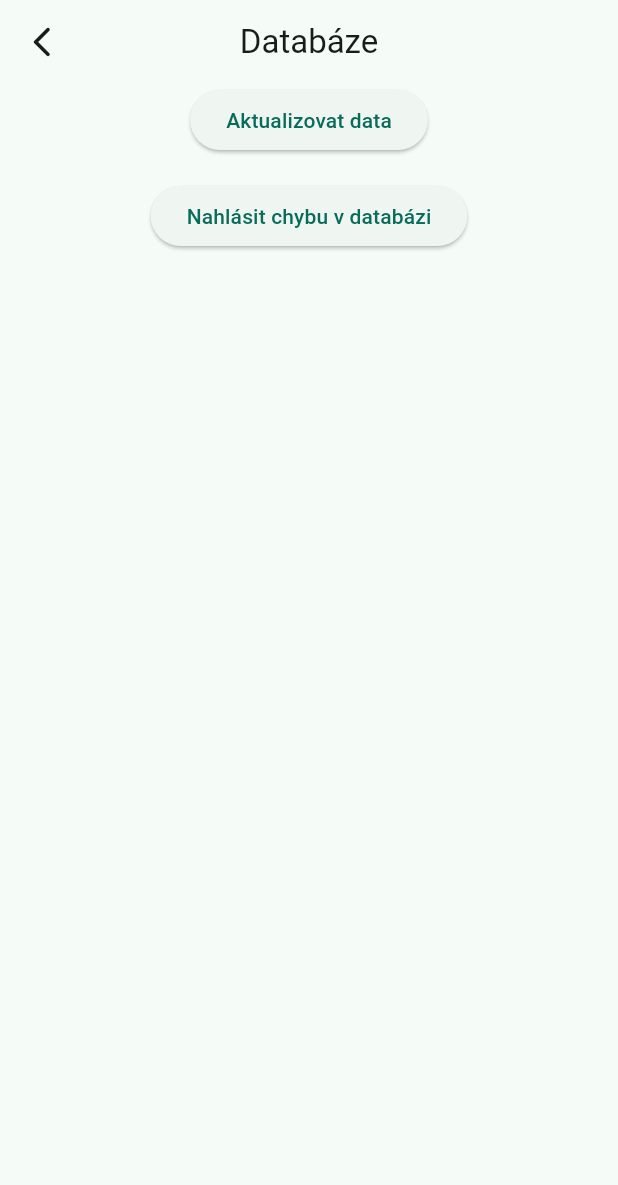
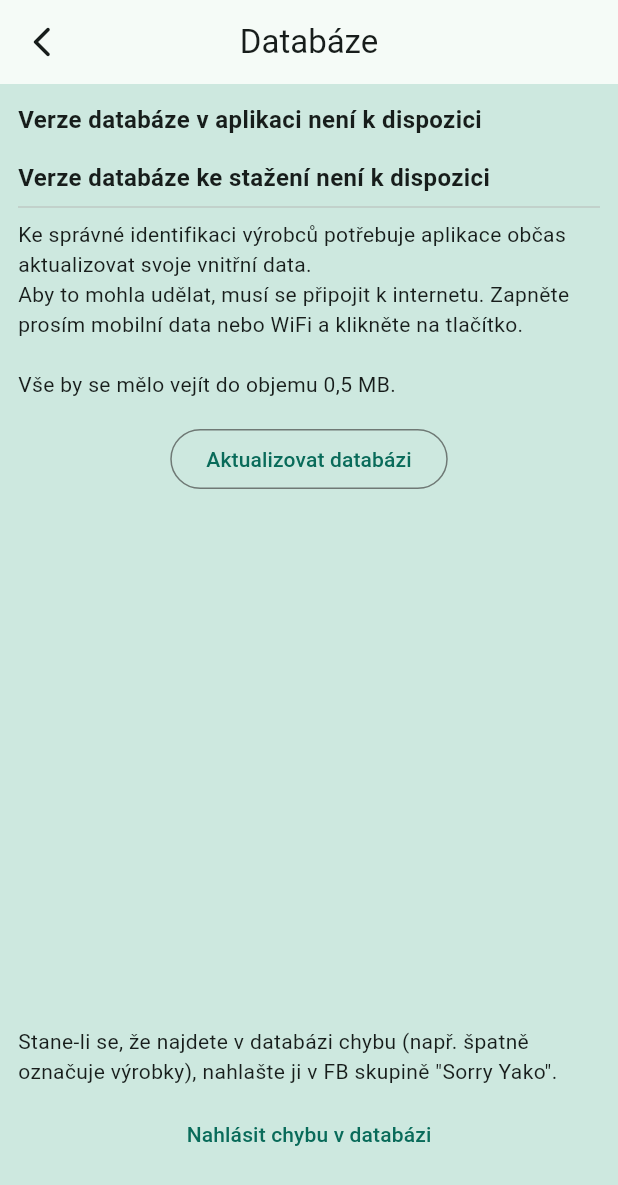
Before and after one commit to gitStanda/babis, a Flutter app: the DataPage screen opened directly, on a phone screen of 412 x 824 dp. Shown: the top 1185 px of the screen. Run offline on Flutter 3.47's test engine with Material 2 defaults, Android fonts, the phone set to English and light mode, and no system bars; our stand-ins replace babstrap_settings_screen, dio, fluttertoast, internet_connection_checker, shared_preferences; missing offline and left inert: mobile_scanner; accounts and stored records are empty; network calls fail.

Commit message:
Added dialogs on startup, downloads data when app first opened, organization, shows user which version he uses in Database page

```diff
--- a/lib/components/show_report_dialog.dart
+++ b/lib/components/show_report_dialog.dart
@@ -1,4 +1,4 @@
-import 'package:babisappka/components/open_fb.dart';
+import 'package:babisappka/core/functions/open_fb.dart';
 import 'package:flutter/material.dart';
 import 'package:flutter/cupertino.dart';
 
--- a/lib/pages/data_page.dart
+++ b/lib/pages/data_page.dart
@@ -1,5 +1,7 @@
 import 'package:babisappka/components/show_report_dialog.dart';
 import 'package:babisappka/core/functions/download_data.dart';
+import 'package:babisappka/core/functions/data_version.dart';
+import 'package:babisappka/core/models/data_version_model.dart';
 
 import 'package:flutter/material.dart';
 import 'package:fluttertoast/fluttertoast.dart';
@@ -12,30 +14,76 @@ class DataPage extends StatefulWidget {
 }
 
 class DataPageState extends State<DataPage> {
+  DataVersionModel? localDataVersion;
+  DataVersionModel? newDataVersion;
+
+  @override
+  void initState() {
+    super.initState();
+    loadLocalDataVersion().then((loadedLocalDataVersion) {
+      setState(() {
+        localDataVersion = loadedLocalDataVersion;
+      });
+    });
+
+    getNewDataVersion().then((loadedNewDataVersion) {
+      setState(() {
+        newDataVersion = loadedNewDataVersion;
+      });
+    });
+  }
+
+  TextStyle versionStyle = const TextStyle(fontSize: 16, fontWeight: FontWeight.bold);
+
   @override
   Widget build(BuildContext context) {
     return Scaffold(
+      backgroundColor: Theme.of(context).colorScheme.secondaryContainer,
       appBar: AppBar(
         title: const Text('Databáze'),
         centerTitle: true,
       ),
       body: SafeArea(
+        child: Padding(
+          padding: const EdgeInsets.all(12.0),
+          child: Column(
+            crossAxisAlignment: CrossAxisAlignment.start,
+            children: [
+              localDataVersion != null
+                  ? Text('Verze databáze v aplikaci: ${localDataVersion!.datum!}', style: versionStyle)
+                  : Text('Verze databáze v aplikaci není k dispozici', style: versionStyle),
+              const SizedBox(height: 16),
+              newDataVersion != null
+                  ? Text('Verze databáze ke stažení: ${newDataVersion!.datum!}', style: versionStyle)
+                  : Text('Verze databáze ke stažení není k dispozici', style: versionStyle),
+              const Divider(),
+              const Text(
+                  'Ke správné identifikaci výrobců potřebuje aplikace občas aktualizovat svoje vnitřní data.\nAby to mohla udělat, musí se připojit k internetu. Zapněte prosím mobilní data nebo WiFi a klikněte na tlačítko.\n\nVše by se mělo vejít do objemu 0,5 MB.'),
+              const SizedBox(height: 16),
+              Expanded(
                 child: Center(
                   child: Column(
                     children: [
-              ElevatedButton(
+                      OutlinedButton(
                         onPressed: () async {
                           bool success = await downloadData();
                           success ? showToast(true) : showToast(false);
                         },
-                child: const Text('Aktualizovat data'),
+                        child: const Text('Aktualizovat databázi'),
                       ),
-              Padding(
-                  padding: const EdgeInsets.only(top: 16),
-                  child: ElevatedButton(
+                      const Spacer(),
+                      const Text(
+                          'Stane-li se, že najdete v databázi chybu (např. špatně označuje výrobky), nahlašte ji v FB skupině "Sorry Yako".'),
+                      const SizedBox(height: 8),
+                      TextButton(
                         onPressed: () => showReportDialog(context),
                         child: const Text("Nahlásit chybu v databázi"),
-                  )),
+                      ),
+                      const SizedBox(height: 32),
+                    ],
+                  ),
+                ),
+              ),
             ],
           ),
         ),
--- a/lib/pages/settings_page.dart
+++ b/lib/pages/settings_page.dart
@@ -1,5 +1,5 @@
 import 'package:babisappka/components/icons.dart';
-import 'package:babisappka/components/open_fb.dart';
+import 'package:babisappka/core/functions/open_fb.dart';
 import 'package:babisappka/core/notifiers.dart';
 import 'package:babstrap_settings_screen/babstrap_settings_screen.dart';
 import 'package:flutter/material.dart';
```
Also changed, not shown: lib/components/start_dialogs.dart (added, +109 -0 lines), lib/core/functions/data_version.dart (added, +65 -0 lines), lib/core/functions/is_new_version.dart (deleted, +0 -54 lines), lib/pages/home_page.dart (+6 -34 lines), lib/core/functions/open_fb.dart (renamed from lib/components/open_fb.dart), 1 other file. Lines whose indentation alone changed are shown as unchanged.
